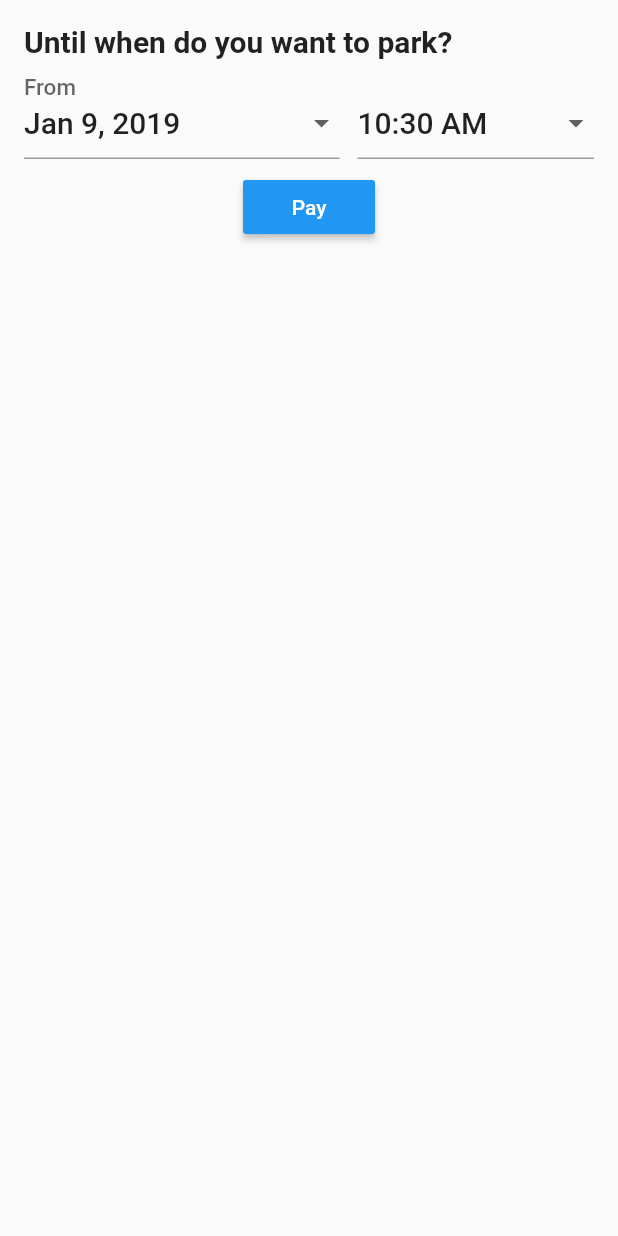
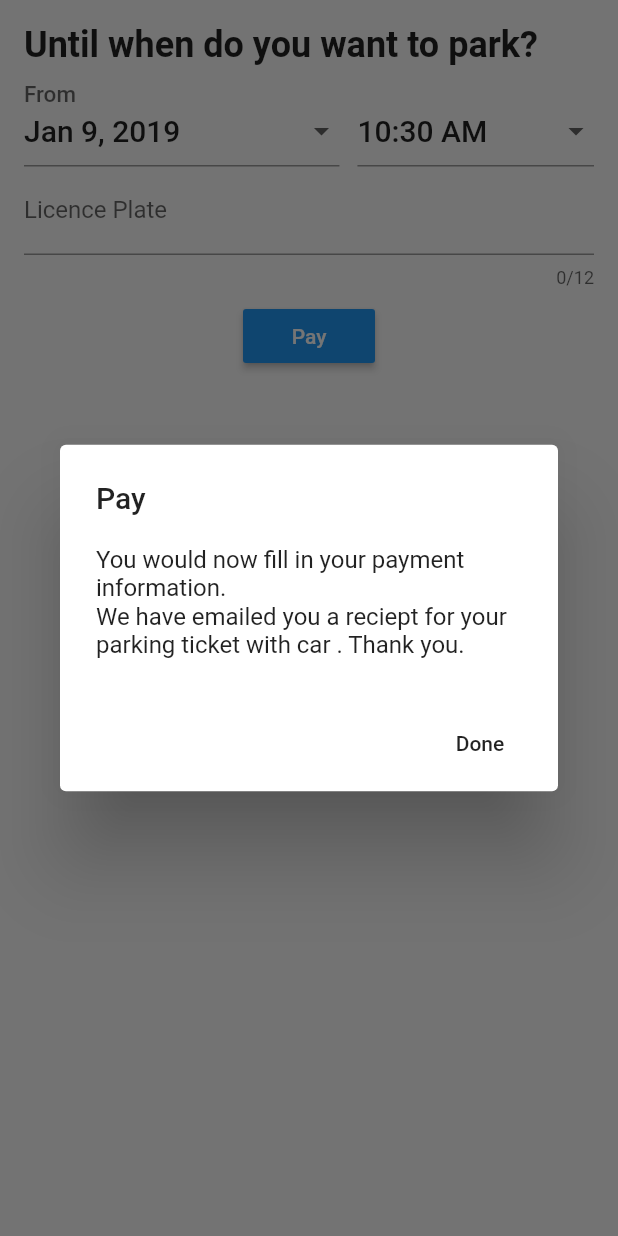
Before and after one commit to CreativeGuy2013/parkingpp, a Flutter app: the TimeSelectSheet widget shown alone on an empty page, opened directly, after a tap on "Pay", on a phone screen of 412 x 824 dp. Run offline on Flutter 3.47's test engine with Material 2 defaults, Android fonts, the phone set to English and light mode, and no system bars; our stand-ins replace google_maps_flutter, location.

Commit message:
added android apk

```diff
--- a/lib/time_selection.dart
+++ b/lib/time_selection.dart
@@ -17,7 +17,7 @@ class TimeSelectSheetState extends State<TimeSelectSheet> {
                 Text('Until when do you want to park?',
                     style: TextStyle(
                       fontWeight: FontWeight.bold,
-                      fontSize: 20.00,
+                      fontSize: 24.00,
                     )),
                 TimePicker(),
               ],
@@ -32,6 +32,7 @@ class TimePicker extends StatefulWidget {
 
 class TimePickerState extends State<TimePicker> {
   DateTime _toDateTime = DateTime.now();
+  String _numberPlate = "";
 
   @override
   Widget build(BuildContext context) {
@@ -54,16 +55,57 @@ class TimePickerState extends State<TimePicker> {
             });
           },
         ),
+        TextField(
+          decoration: InputDecoration(
+            labelText: "Licence Plate",
+          ),
+          autocorrect: false,
+          textCapitalization: TextCapitalization.characters,
+          maxLength: 12,
+
+          onChanged: (numberPlate) => setState(() {
+            _numberPlate = numberPlate;
+          }),
+        ),
         Padding(
           padding: const EdgeInsets.all(8.00),
           child: RaisedButton(
-            onPressed: () => {},
+            onPressed: () => _pay(),
             textColor: Theme.of(context).primaryTextTheme.body1.color,
             color: Theme.of(context).primaryColor,
             child: Text("Pay"),
           ),
         )
       ],
+    );
+  }
+
+  Future<void> _pay() async {
+    return showDialog<void>(
+      context: context,
+      barrierDismissible: false, // user must tap button!
+      builder: (BuildContext context) {
+        return AlertDialog(
+          title: Text('Pay'),
+          content: SingleChildScrollView(
+            child: ListBody(
+              children: <Widget>[
+                Text('You would now fill in your payment information.'),
+                Text(
+                    'We have emailed you a reciept for your parking ticket with car $_numberPlate. Thank you.'),
+              ],
+            ),
+          ),
+          actions: <Widget>[
+            FlatButton(
+              child: Text('Done'),
+              onPressed: () {
+                Navigator.of(context).pop();
+              },
+            ),
+          ],
+        );
+      },
     );
   }
 
--- a/pubspec.yaml
+++ b/pubspec.yaml
@@ -1,5 +1,5 @@
-name: parkingpp
-description: A new Flutter project.
+name: parkingapp
+description: An app to do your parking.
 
 # The following defines the version and build number for your application.
 # A version number is three numbers separated by dots, like 1.2.43
```
Also changed, not shown: 5 other files.
